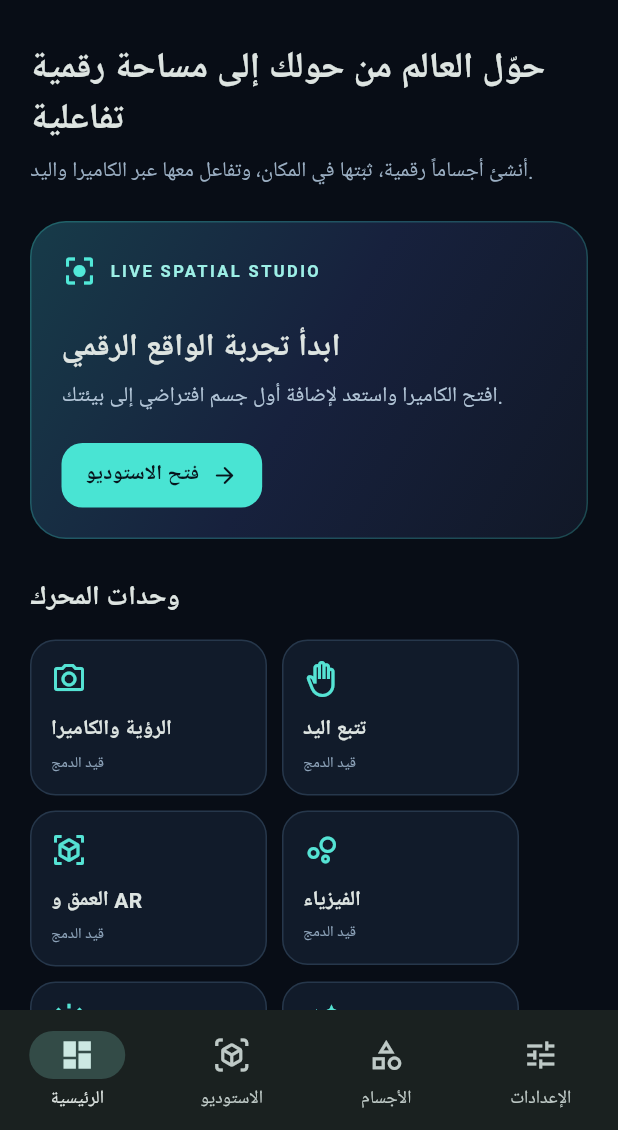
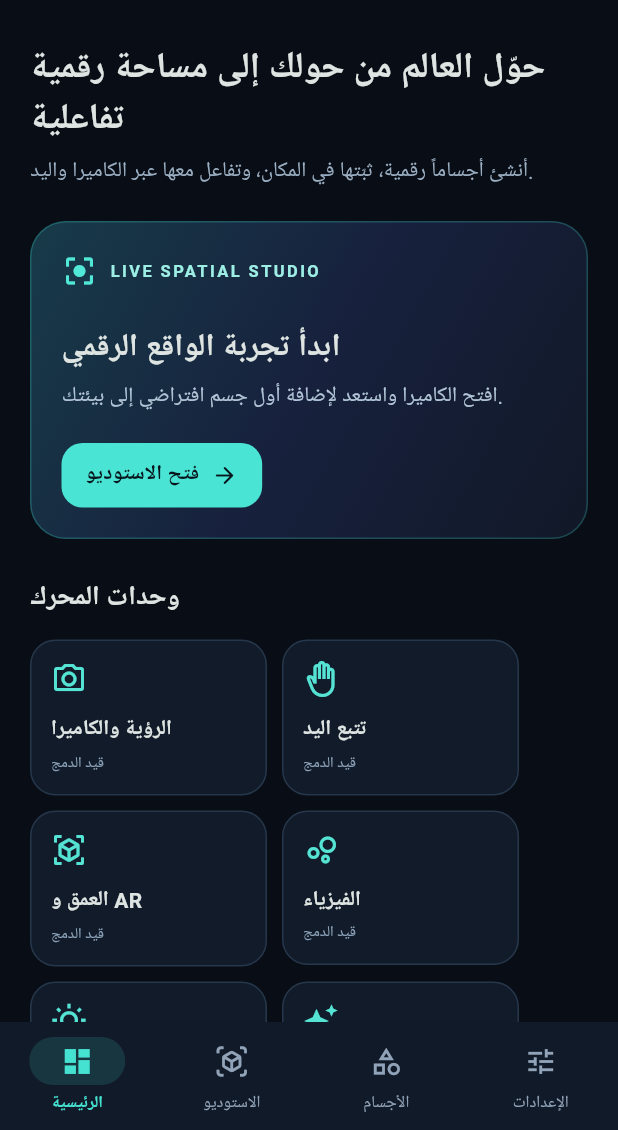
Before and after one commit to almwld/Vrixmagical, a Flutter app: the screen it shows after launch, on a phone screen of 412 x 824 dp, the part 106-1236 px from its top. Run offline on Flutter 3.47's test engine with Material 3 defaults, Android fonts, the phone set to English and light mode, and no system bars; our stand-ins replace camera, file_picker, material_ui, permission_handler; missing offline and left inert: flutter_reality, mediapipe_vision.

Commit message:
Apply unified premium app theme

```diff
--- a/lib/app/virxmagical_app.dart
+++ b/lib/app/virxmagical_app.dart
@@ -1,4 +1,5 @@
 import 'package:material_ui/material_ui.dart';
+import 'app_theme.dart';
 import '../features/home/home_screen.dart';
 
 class VirxMagicalApp extends StatelessWidget {
@@ -8,16 +9,7 @@ class VirxMagicalApp extends StatelessWidget {
   Widget build(BuildContext context) => MaterialApp(
     title: 'VirxMagical',
     debugShowCheckedModeBanner: false,
-    theme: ThemeData(
-      brightness: Brightness.dark,
-      scaffoldBackgroundColor: const Color(0xFF080D16),
-      colorScheme: ColorScheme.fromSeed(
-        seedColor: const Color(0xFF42E8D5),
-        brightness: Brightness.dark,
-        surface: const Color(0xFF111B2A),
-      ),
-      useMaterial3: true,
-    ),
+    theme: AppTheme.dark,
     home: const HomeScreen(),
   );
 }
```
